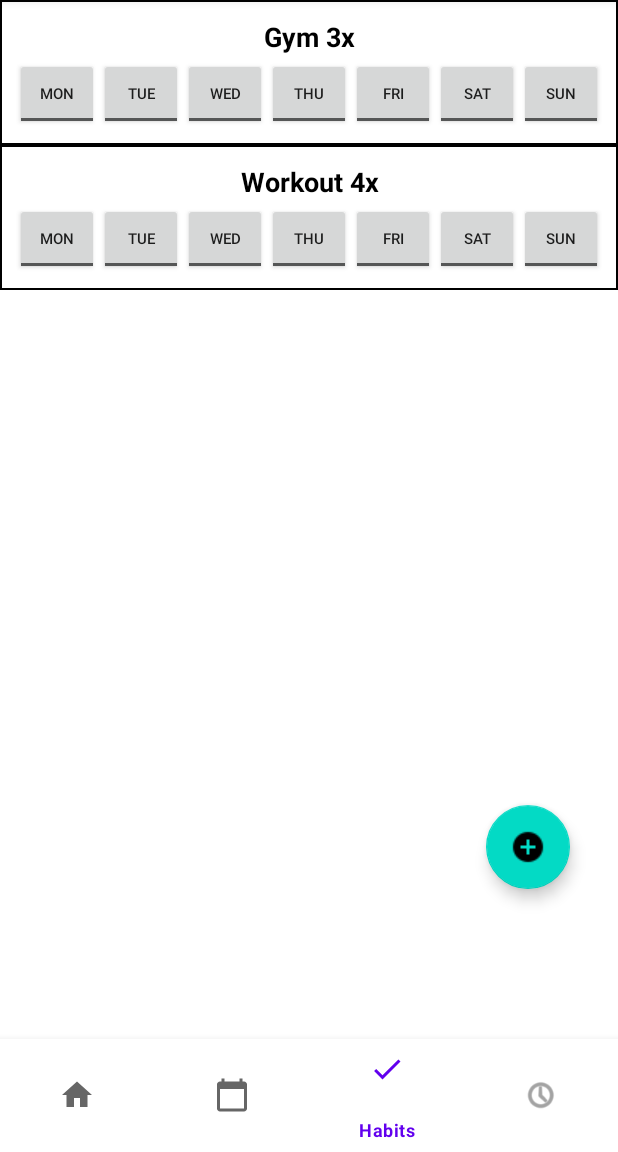
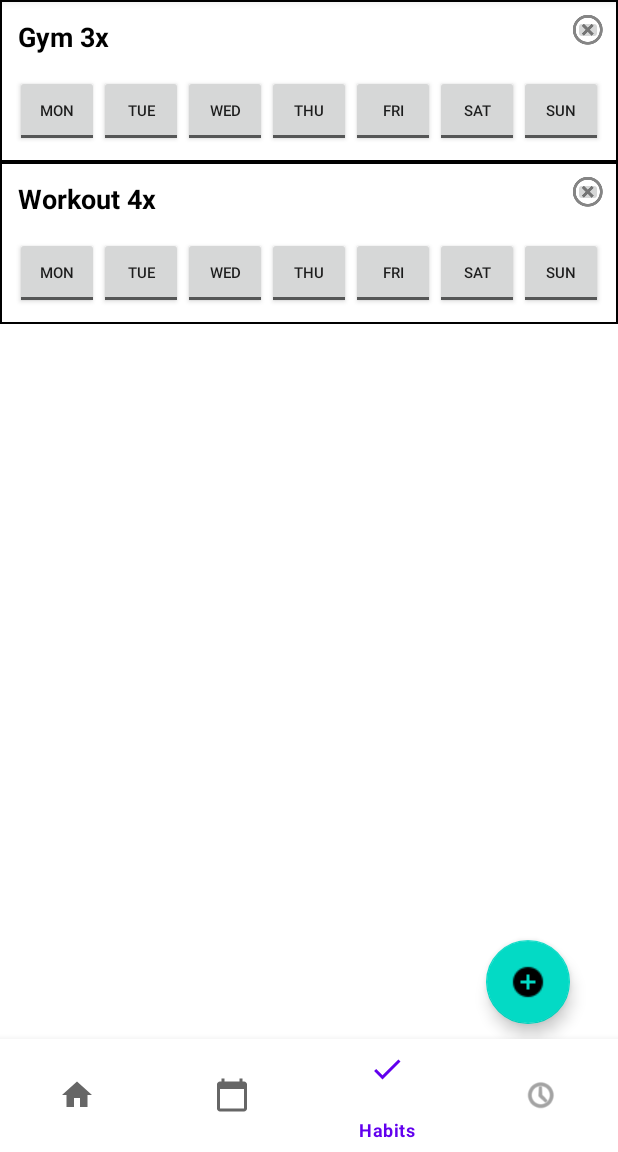
Before and after one commit to CIS-SoftwareDesign-S21/pro-03-mentalhealth-millan-janney-nuss, an Android app: the screen it shows after launch (MainActivity), item 3 of the bottom bar chosen, on a phone screen of 412 x 824 dp, the part 84-1236 px from its top. Run offline under Robolectric (Android 15) with nearby library versions, the phone set to English and light mode, and no system bars; our stand-ins replace Room's generated code.

Commit message:
added remove button

```diff
--- a/app/src/main/res/layout/fragment_habit_tracking.xml
+++ b/app/src/main/res/layout/fragment_habit_tracking.xml
@@ -17,7 +17,7 @@
         android:layout_height="wrap_content"
         android:layout_gravity="right|bottom"
         android:layout_marginEnd="32dp"
-        android:layout_marginBottom="100dp"
+        android:layout_marginBottom="10dp"
         android:contentDescription="TODO"
         android:src="@drawable/addhabit" />
 </androidx.coordinatorlayout.widget.CoordinatorLayout>
--- a/app/src/main/res/layout/habit_row_item.xml
+++ b/app/src/main/res/layout/habit_row_item.xml
@@ -5,15 +5,33 @@
     android:orientation="vertical"
     android:background="@drawable/border">
 
-    <TextView
-        android:id="@+id/description_text"
-        android:padding="2dp"
-        android:textColor="#000000"
-        android:textSize="18sp"
-        android:textStyle="bold"
-        android:gravity="center"
+    <LinearLayout
         android:layout_width="match_parent"
-        android:layout_height="match_parent"/>
+        android:layout_height="wrap_content"
+        android:orientation="horizontal">
+        <TextView
+            android:layout_weight="1"
+            android:id="@+id/description_text"
+            android:padding="2dp"
+            android:textColor="#000000"
+            android:textSize="18sp"
+            android:textStyle="bold"
+            android:gravity="left"
+            android:layout_width="200dp"
+            android:layout_height="40dp"
+            android:maxLength="20"
+            />
+        <ImageButton
+            android:id="@+id/delete"
+            android:layout_width="20dp"
+            android:layout_height="20dp"
+            android:layout_gravity="right"
+            android:layout_marginLeft="160dp"
+            android:src="@drawable/deletehabit"
+            />
+    </LinearLayout>
+
+
 
     <LinearLayout
         android:id="@+id/days"
```
